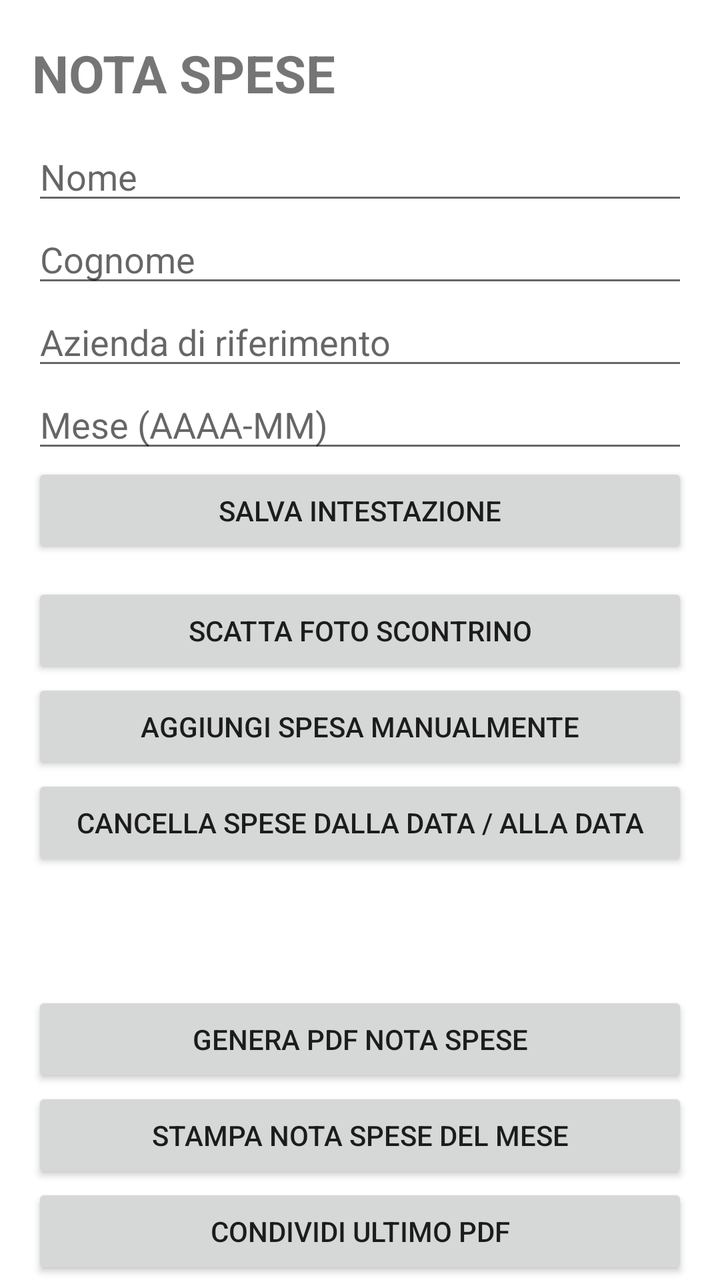
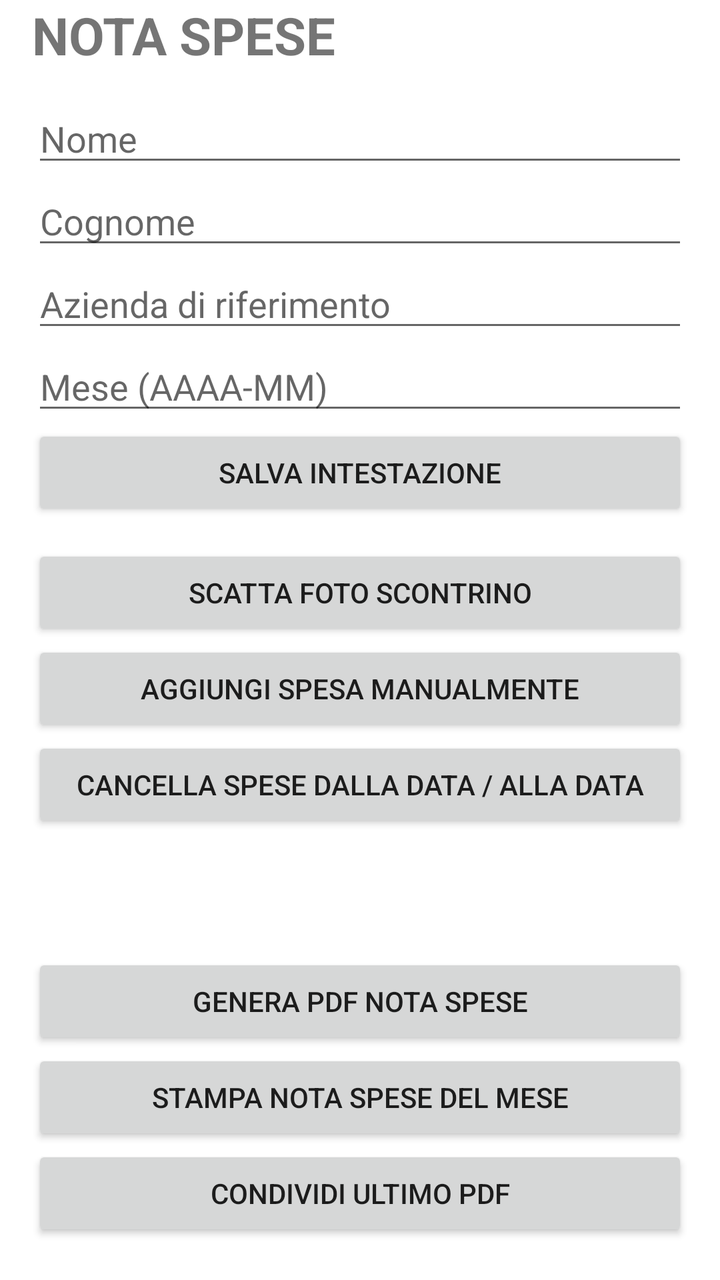

An Android layout rendered at two revisions. The XML below is the earlier revision; the diff shows what the commit changed to produce the second picture.
<!-- AndroidManifest.xml: application theme Theme.NotaSpese -->
<!-- res/layout/activity_main.xml -->
<?xml version="1.0" encoding="utf-8"?>
<ScrollView xmlns:android="http://schemas.android.com/apk/res/android"
    android:layout_width="match_parent"
    android:layout_height="match_parent"
    android:paddingTop="19dp"
    android:paddingBottom="19dp"
    android:clipToPadding="false">
    <LinearLayout
        android:layout_width="match_parent"
        android:layout_height="wrap_content"
        android:orientation="vertical"
        android:paddingStart="16dp"
        android:paddingEnd="16dp">

        <TextView android:layout_width="wrap_content" android:layout_height="wrap_content"
            android:text="NOTA SPESE" android:textStyle="bold" android:textSize="26sp"
            android:layout_marginBottom="12dp"/>

        <EditText android:id="@+id/etNome" android:layout_width="match_parent"
            android:layout_height="wrap_content" android:hint="Nome"/>
        <EditText android:id="@+id/etCognome" android:layout_width="match_parent"
            android:layout_height="wrap_content" android:hint="Cognome"/>
        <EditText android:id="@+id/etAzienda" android:layout_width="match_parent"
            android:layout_height="wrap_content" android:hint="Azienda di riferimento"/>
        <EditText android:id="@+id/etMese" android:layout_width="match_parent"
            android:layout_height="wrap_content" android:hint="Mese (AAAA-MM)"/>

        <Button android:id="@+id/btnSalvaProfilo" android:layout_width="match_parent"
            android:layout_height="wrap_content" android:text="Salva intestazione"/>
        <Button android:id="@+id/btnFoto" android:layout_width="match_parent"
            android:layout_height="wrap_content" android:text="Scatta foto scontrino"
            android:layout_marginTop="12dp"/>
        <Button android:id="@+id/btnManuale" android:layout_width="match_parent"
            android:layout_height="wrap_content" android:text="Aggiungi spesa manualmente"/>
        <Button android:id="@+id/btnEliminaPeriodo" android:layout_width="match_parent"
            android:layout_height="wrap_content" android:text="Cancella spese dalla data / alla data"/>

        <TextView android:id="@+id/tvTotali" android:layout_width="match_parent"
            android:layout_height="wrap_content" android:textStyle="bold"
            android:textSize="18sp" android:paddingTop="12dp" android:paddingBottom="8dp"/>

        <LinearLayout android:id="@+id/containerSpese" android:layout_width="match_parent"
            android:layout_height="wrap_content" android:orientation="vertical"/>

        <Button android:id="@+id/btnPdf" android:layout_width="match_parent"
            android:layout_height="wrap_content" android:text="Genera PDF nota spese"
            android:layout_marginTop="16dp"/>
        <Button android:id="@+id/btnStampa" android:layout_width="match_parent"
            android:layout_height="wrap_content" android:text="Stampa nota spese del mese"/>
        <Button android:id="@+id/btnCondividi" android:layout_width="match_parent"
            android:layout_height="wrap_content" android:text="Condividi ultimo PDF"/>
    </LinearLayout>
</ScrollView>
<!-- resources referenced by this layout -->
<resources>
  <style name="Theme.NotaSpese" parent="Theme.MaterialComponents.DayNight.NoActionBar">
          <item name="colorPrimary">#1F4E79</item>
          <item name="colorPrimaryVariant">#163A5C</item>
          <item name="colorOnPrimary">#FFFFFF</item>
      </style>
</resources>

<!-- the commit's change to res/layout/activity_main.xml (unified diff, before → after) -->
@@ -1,10 +1,11 @@
 <?xml version="1.0" encoding="utf-8"?>
 <ScrollView xmlns:android="http://schemas.android.com/apk/res/android"
+    android:id="@+id/rootScroll"
     android:layout_width="match_parent"
     android:layout_height="match_parent"
-    android:paddingTop="19dp"
-    android:paddingBottom="19dp"
-    android:clipToPadding="false">
+    android:clipToPadding="false"
+    android:fillViewport="true"
+    android:scrollbars="vertical">
     <LinearLayout
         android:layout_width="match_parent"
         android:layout_height="wrap_content"
